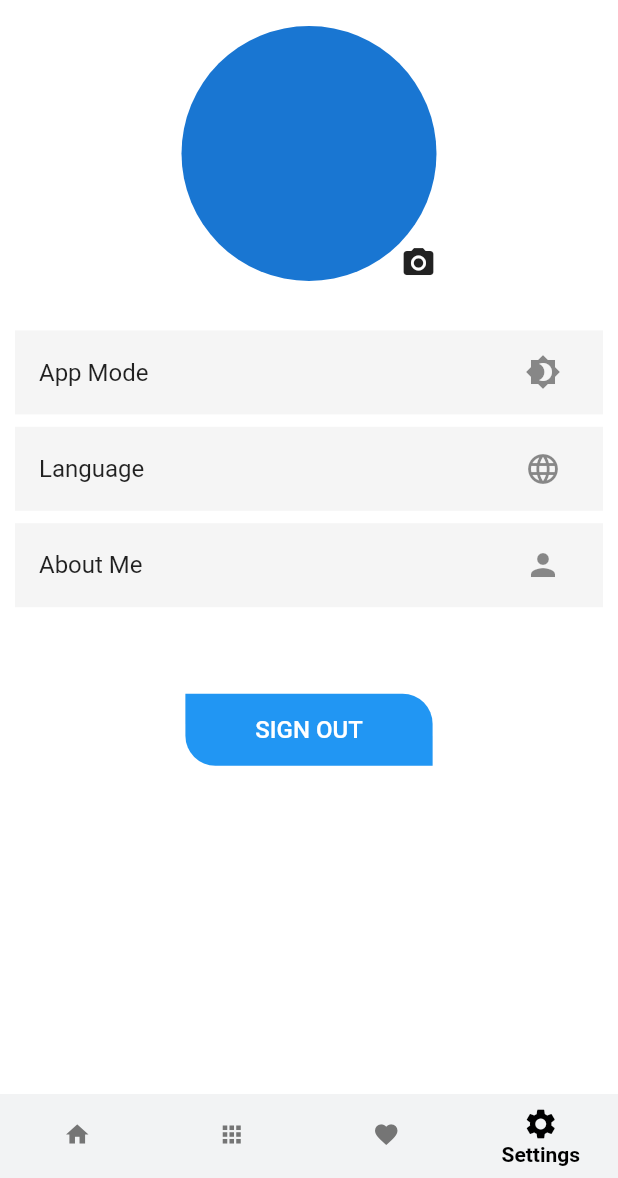
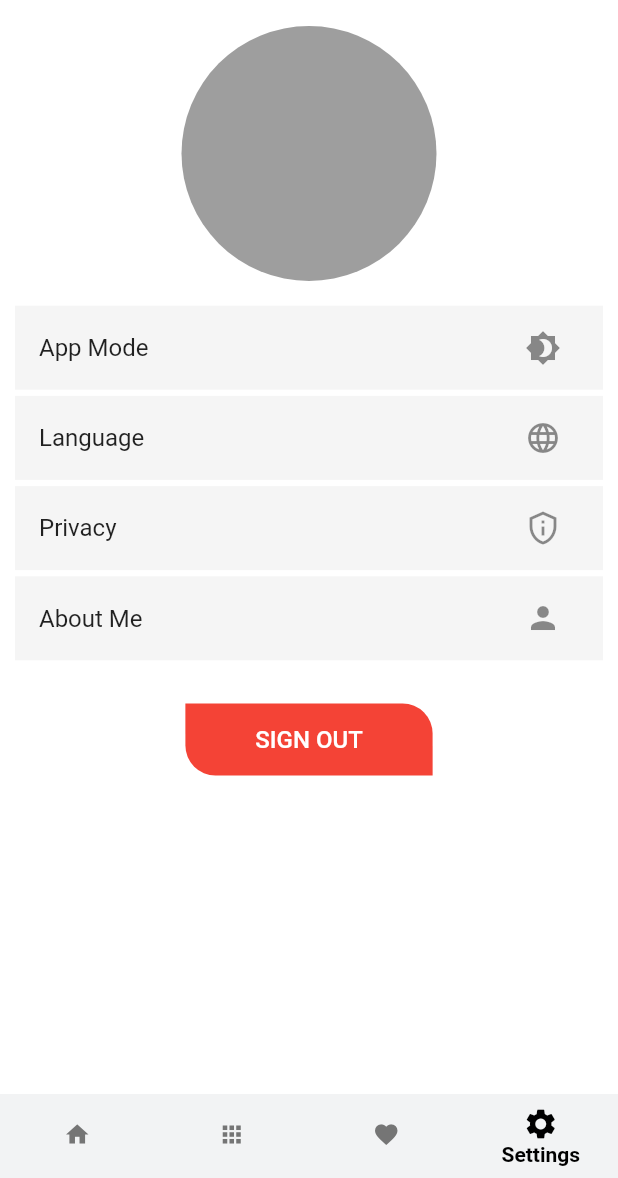
Before and after one commit to mahmoud-khaled19/GoShop, a Flutter app: the ShopLayout screen opened directly, item 4 of the bottom bar chosen, on a phone screen of 412 x 824 dp, the part 58-1236 px from its top. Run offline on Flutter 3.47's test engine with Material 2 defaults, Android fonts, the phone set to English and light mode, and no system bars; our stand-ins replace carousel_slider, conditional_builder_null_safety, dio, flutter_bloc, fluttertoast, hexcolor and 3 more; accounts and stored records are empty; network calls fail.

```diff
--- a/lib/main.dart
+++ b/lib/main.dart
@@ -1,4 +1,3 @@
-import 'package:flutter/foundation.dart';
 import 'package:flutter/material.dart';
 import 'package:flutter_bloc/flutter_bloc.dart';
 import 'package:shop_app/layout/shop_layout.dart';
@@ -19,11 +18,8 @@ void main() async {
   await CacheHelper.init();
   bool? onBoarding = CacheHelper.getData(key: 'onBoarding');
   bool? isDark = CacheHelper.getData(key: 'isDark');
-  String? getPic = CacheHelper.getData(key: 'pic');
   token = CacheHelper.getData(key: 'token');
-  if (kDebugMode) {
-    print(token);
-  }
+  print(token);
   Widget widget;
   if (onBoarding != null) {
     if (token == null) {
@@ -34,17 +30,14 @@ void main() async {
   } else {
     widget = const ShopAppBoardingScreen();
   }
-  runApp(MyApp(isDark,getPic, widget));
+  runApp(MyApp(isDark, widget));
 }
 
 class MyApp extends StatelessWidget {
   final Widget widget;
   final bool? isDark;
-  final String? getPic;
-
   const MyApp(
       this.isDark,
-      this.getPic,
       this.widget, {super.key});
 
   // This widget is the root of your application.
--- a/lib/modules/login screen/shop_login.dart
+++ b/lib/modules/login screen/shop_login.dart
@@ -4,8 +4,8 @@ import 'package:shop_app/layout/shop_layout.dart';
 import 'package:shop_app/modules/login%20screen/login_cubit/login_app_states.dart';
 import 'package:shop_app/modules/login%20screen/login_cubit/login_cubit.dart';
 import 'package:shop_app/shared/components/components.dart';
-import 'package:shop_app/shared/components/constants.dart';
 import 'package:shop_app/shared/network/local/shared_preferences.dart';
+import '../../shared/components/constants.dart';
 import '../register_screen/register_screen.dart';
 
 class ShopAppLoginScreen extends StatelessWidget {
@@ -21,11 +21,11 @@ class ShopAppLoginScreen extends StatelessWidget {
       child: BlocConsumer<LoginCubit, LoginAppStates>(
         listener: (context, state) {
           if (state is LoginSuccessState) {
-            if (  state.loginModel.status!) {
+            if (state.loginModel.status!) {
               CacheHelper.saveData(
                       key: 'token', value: state.loginModel.data!.token)
                   .then((value) {
-                    token =state.loginModel.data!.token;
+                token = state.loginModel.data!.token;
                 navigateAndFinish(context, const ShopLayout());
               });
             } else {
--- a/lib/modules/register_screen/register_cubit/register_app_states.dart
+++ b/lib/modules/register_screen/register_cubit/register_app_states.dart
@@ -1,5 +1,4 @@
 import 'package:shop_app/models/register_model/register_model.dart';
-import 'package:shop_app/models/shop_model/shop_model.dart';
 
 abstract class RegisterAppStates {}
 
--- a/lib/modules/register_screen/register_cubit/register_cubit.dart
+++ b/lib/modules/register_screen/register_cubit/register_cubit.dart
@@ -19,6 +19,7 @@ class RegisterCubit extends Cubit<RegisterAppStates> {
 
   void userRegister({
     required String email,
+    String? image,
     required String name,
     required String phone,
     required String password,
@@ -28,7 +29,7 @@ class RegisterCubit extends Cubit<RegisterAppStates> {
         url: register,
         data: {
           'email': email, 'password': password,
-          'name': name, 'phone': phone
+          'name': name, 'phone': phone,'image':image
         })
         .then((value) {
       registerModel = RegisterModel.fromJson(value.data);
@@ -43,4 +44,5 @@ class RegisterCubit extends Cubit<RegisterAppStates> {
       }
     });
   }
+
 }
--- a/lib/modules/settings/settings.dart
+++ b/lib/modules/settings/settings.dart
@@ -1,108 +1,120 @@
+import 'package:flutter/foundation.dart';
 import 'package:flutter/material.dart';
 import 'package:flutter_bloc/flutter_bloc.dart';
+import 'package:image_picker/image_picker.dart';
 import 'package:shop_app/modules/settings/about_me.dart';
+import 'package:shop_app/modules/settings/privacy_screen.dart';
 import 'package:shop_app/shared/components/components.dart';
 import 'package:shop_app/shared/components/constants.dart';
 import 'package:shop_app/shared/cubit/app_cubit.dart';
 import 'package:shop_app/shared/cubit/app_states.dart';
 
 import '../../shared/network/local/shared_preferences.dart';
+
 class SettingsScreen extends StatelessWidget {
   const SettingsScreen({Key? key}) : super(key: key);
 
   @override
   Widget build(BuildContext context) {
-    double size =MediaQuery.of(context).size.height;
-    return  BlocConsumer<ShopCubit,ShopStates>(
+    double size = MediaQuery.of(context).size.width;
+    return BlocConsumer<ShopCubit, ShopStates>(
       listener: (BuildContext context, Object? state) {
-        if (ShopCubit.get(context).tempImage != null){
-          CacheHelper.saveData(
-              key: 'pic', value:ShopCubit.get(context).tempImage!.toString(),).then((value){
-            FileImage( ShopCubit.get(context).tempImage!);
-            print( 'afnan saved');
-          });
-        }
       },
       builder: (BuildContext context, state) {
-        return  SingleChildScrollView(
+        return SingleChildScrollView(
           child: Column(
             crossAxisAlignment: CrossAxisAlignment.center,
             children: [
               Stack(
-                alignment: AlignmentDirectional.bottomEnd,
-                children:  [
+                children: const[
                   CircleAvatar(
                     radius: 85,
-                    backgroundImage: ShopCubit.get(context).tempImage != null ?
-                    FileImage( ShopCubit.get(context).tempImage!):null,
+                  backgroundColor: Colors.grey,
                   ),
-                  InkWell(
-                    onTap: (){
-                      ShopCubit.get(context).pickImage();
-                    },
-                    child:const Icon(
-                        Icons.camera_alt
-                    ),
-                  )
+
                 ],
               ),
-              SizedBox(
-                  height: size *0.04
-              ),
+              SizedBox(height: size * 0.04),
               Container(
                 color: Colors.grey[100],
                 margin: const EdgeInsets.symmetric(horizontal: 10),
                 child: ListTile(
                   style: ListTileStyle.list,
                   title: const Text("App Mode"),
-                  trailing: IconButton(onPressed: (){},icon: const Icon(Icons.brightness_4),),
+                  trailing: IconButton(
+                    onPressed: () {},
+                    icon: const Icon(Icons.brightness_4),
+                  ),
                 ),
               ),
-              SizedBox(
-                  height: size *0.01
-              ),
+              SizedBox(height: size * 0.01),
               Container(
                 color: Colors.grey[100],
                 margin: const EdgeInsets.symmetric(horizontal: 10),
                 child: ListTile(
                   style: ListTileStyle.list,
                   title: const Text("Language"),
-                  trailing: IconButton(onPressed: (){},icon: const Icon(Icons.language),),
+                  trailing: IconButton(
+                    onPressed: () {},
+                    icon: const Icon(Icons.language),
+                  ),
                 ),
               ),
-              SizedBox(
-                  height: size *0.01
+              SizedBox(height: size * 0.01),
+              Container(
+                color: Colors.grey[100],
+                margin: const EdgeInsets.symmetric(horizontal: 10),
+                child: ListTile(
+                  style: ListTileStyle.list,
+                  title: const Text("Privacy"),
+                  trailing: IconButton(
+                    onPressed: () {
+                      navigateTo(context,  PrivacyScreen());
+                    },
+                    icon: const Icon(Icons.privacy_tip_outlined),
+                  ),
+                ),
               ),
+              SizedBox(height: size * 0.01),
               Container(
                 color: Colors.grey[100],
                 margin: const EdgeInsets.symmetric(horizontal: 10),
                 child: ListTile(
                   style: ListTileStyle.list,
                   title: const Text("About Me"),
-                  trailing: IconButton(onPressed: (){
-                    navigateTo(context,  AboutMe(
-                      name: ShopCubit.get(context).userInfo!.data!.name,
-                      phone:  ShopCubit.get(context).userInfo!.data!.phone,
-                      email:  ShopCubit.get(context).userInfo!.data!.email,
-                    ));
-                  },icon: const Icon(Icons.person),),
+                  trailing: IconButton(
+                      onPressed: () {
+                        navigateTo(
+                            context,
+                            AboutMe(
+                              name: ShopCubit.get(context).userInfo!.data!.name,
+                              phone:
+                                  ShopCubit.get(context).userInfo!.data!.phone,
+                              email:
+                                  ShopCubit.get(context).userInfo!.data!.email,
+                            ));
+                      },
+                      icon: const Icon(Icons.person)),
                 ),
               ),
-              SizedBox(
-                  height: size *0.07
-              ),
-              defaultElvButton(
-                  width: MediaQuery.of(context).size.width * 0.4,
-                  text: 'Sign Out', function:(){
-                signOut(context);
-              } )
+              SizedBox(height: size * 0.07),
+              Row(
+                mainAxisAlignment: MainAxisAlignment.center,
+                children: [
+                  defaultElvButton(
+                      color: Colors.red,
+                      width: size * 0.4,
+                      text: 'Sign Out',
+                      function: () {
+                        signOut(context);
+                      }),
 
+                ],
+              )
             ],
           ),
         );
       },
-
-
     );
   }
 }
--- a/lib/shared/components/components.dart
+++ b/lib/shared/components/components.dart
@@ -50,12 +50,13 @@ Widget defaultElvButton({
   required String text,
   required Function() function,
   double width =double.infinity,
+  Color color =Colors.blue
 }) =>
     Container(
       width: width,
-      decoration: const BoxDecoration(
-        color: Colors.blue,
-        borderRadius: BorderRadius.only(topRight: Radius.circular(20),bottomLeft:  Radius.circular(20))
+      decoration:  BoxDecoration(
+        color: color,
+        borderRadius:const BorderRadius.only(topRight: Radius.circular(20),bottomLeft:  Radius.circular(20))
       ),
       child: TextButton(
           onPressed: function,
--- a/lib/shared/components/constants.dart
+++ b/lib/shared/components/constants.dart
@@ -1,3 +1,4 @@
+import 'package:flutter/foundation.dart';
 import '../../modules/login screen/shop_login.dart';
 import '../network/local/shared_preferences.dart';
 import 'components.dart';
@@ -5,7 +6,9 @@ import 'components.dart';
 void signOut(context){
   CacheHelper.removeData(key: 'token').then((value) {
     navigateAndFinish(context, const ShopAppLoginScreen());
-    print('remove token');
+    if (kDebugMode) {
+      print('remove token');
+    }
   });
 }
-String? token ;
+String? token ='';
--- a/lib/shared/cubit/app_states.dart
+++ b/lib/shared/cubit/app_states.dart
@@ -1,3 +1,5 @@
+import 'package:shop_app/models/shop_model/shop_model.dart';
+
 abstract class ShopStates{}
  class ShopInitialState extends ShopStates{}
  class ShopChangeTheme extends ShopStates{}
@@ -12,7 +14,15 @@ class ShopChangeFavoritesErrorState extends ShopStates{}
 class ShopFavoritesSuccessState extends ShopStates{}
 class ShopFavoritesLoadingState extends ShopStates{}
 class ShopFavoritesErrorState extends ShopStates{}
-class ShopUserDataSuccessState extends ShopStates{}
+class ShopUserDataSuccessState extends ShopStates{
+ ShopModel? model;
+ ShopUserDataSuccessState({this.model});
+}
 class ShopUserDataLoadingState extends ShopStates{}
+class ShopUpdateUserDataLoadingState extends ShopStates{}
 class ShopUserDataErrorState extends ShopStates{}
-class UserImageChange extends ShopStates{}
+class ShopUpdateUserinfoErrorState extends ShopStates{}
+class ShopUpdateUserinfoSuccessState extends ShopStates{
+ ShopModel? model;
+ ShopUpdateUserinfoSuccessState({this.model});
+}
--- a/lib/shared/network/end_points.dart
+++ b/lib/shared/network/end_points.dart
@@ -4,3 +4,4 @@ const category = 'categories';
 const favorites = 'favorites';
 const profile = 'profile';
 const register = 'register';
+const update = 'update-profile';
--- a/lib/shared/network/remote/dio.dart
+++ b/lib/shared/network/remote/dio.dart
@@ -29,6 +29,7 @@ class DioHelper {
     required Map<String,dynamic> data,
    String lang ='ar',
    String? token,
+
   }) async {
    dio.options.headers={
      'lang':lang,
@@ -37,4 +38,18 @@ class DioHelper {
    };
     return await dio.post(url, queryParameters: query,data:data );
   }
+  static Future<Response> putData({
+    required String url,
+    dynamic query,
+    required Map<String,dynamic> data,
+    String lang ='ar',
+    String? token,
+  }) async {
+    dio.options.headers={
+      'lang':lang,
+      'Authorization':token??'',
+      'content-type':'application/json'
+    };
+    return await dio.put(url, queryParameters: query,data:data );
+  }
 }
```
Also changed, not shown: lib/modules/register_screen/get_image.dart (added, +60 -0 lines), lib/modules/register_screen/register_screen.dart (+9 -7 lines), lib/modules/settings/about_me.dart (+15 -21 lines), lib/modules/settings/privacy_screen.dart (added, +124 -0 lines), lib/shared/cubit/app_cubit.dart (+28 -11 lines).
